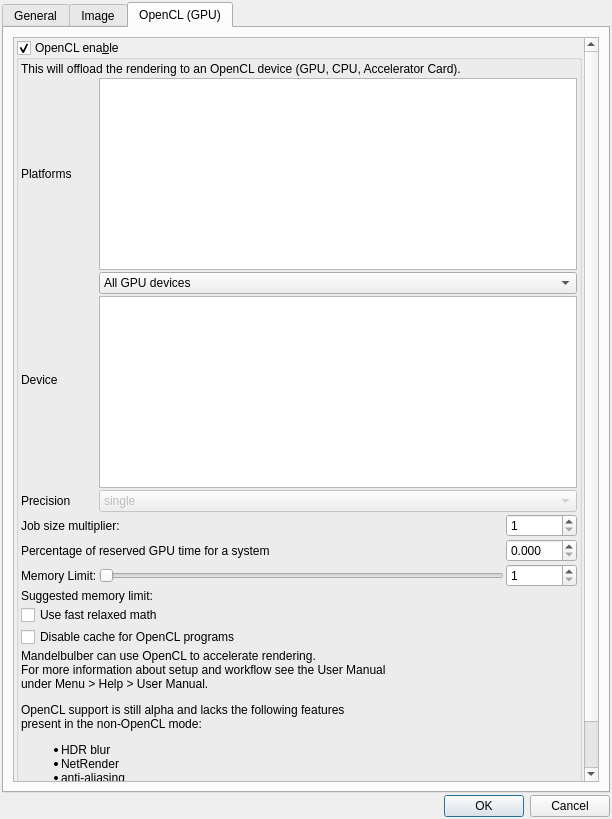
This is mandelbulber2/qt/preferences_dialog.ui in buddhi1980/mandelbulber2 as Qt 5 draws it before an edit. The edited form follows.
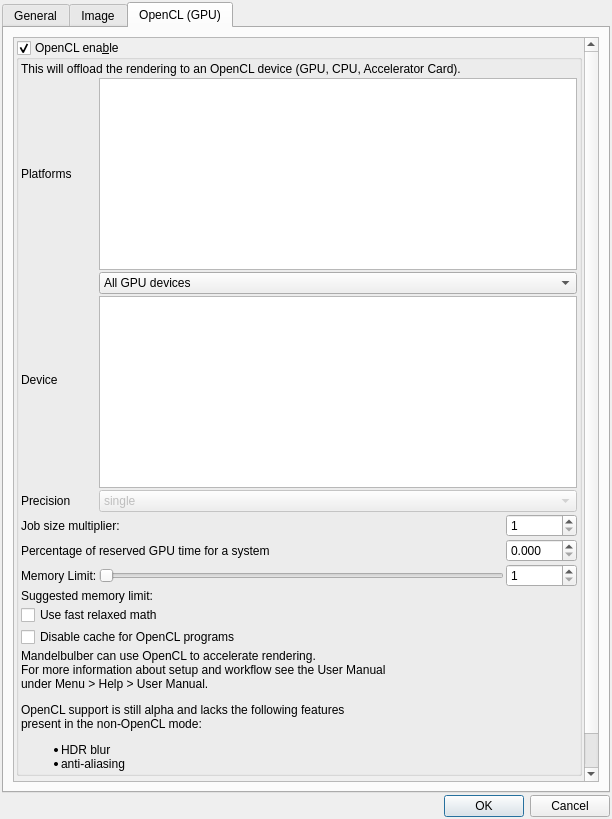
This is the edited form. The open tabs and pages were chosen to show the change. Icons and pictures are not drawn. Custom widgets are drawn as their Qt base class.

Commit message: Removed NetRender from list of not implemented OpenCL features in preferences window

The edit to the form file:
```diff
--- a/mandelbulber2/qt/preferences_dialog.ui
+++ b/mandelbulber2/qt/preferences_dialog.ui
@@ -1185,9 +1185,9 @@
           <property name="geometry">
            <rect>
             <x>0</x>
-            <y>0</y>
-            <width>565</width>
-            <height>769</height>
+            <y>-63</y>
+            <width>570</width>
+            <height>806</height>
            </rect>
           </property>
           <layout class="QVBoxLayout" name="verticalLayout_OpenCL">
@@ -1486,7 +1486,7 @@
               <item>
                <widget class="QLabel" name="label_explanation_opencl_missing_features">
                 <property name="text">
-                 <string>&lt;html&gt;&lt;head/&gt;&lt;body&gt;&lt;p&gt;Mandelbulber can use OpenCL to accelerate rendering.&lt;br/&gt;For more information about setup and workflow see the User Manual&lt;br/&gt;under Menu &amp;gt; Help &amp;gt; User Manual.&lt;/p&gt;&lt;p&gt;OpenCL support is still alpha and lacks the following features&lt;br/&gt;present in the non-OpenCL mode:&lt;/p&gt;&lt;ul style=&quot;margin-top: 0px; margin-bottom: 0px; margin-left: 0px; margin-right: 0px; -qt-list-indent: 1;&quot;&gt;&lt;li style=&quot; margin-top:0px; margin-bottom:0px; margin-left:0px; margin-right:0px; -qt-block-indent:0; text-indent:0px;&quot;&gt;HDR blur&lt;/li&gt;&lt;li style=&quot; margin-top:0px; margin-bottom:0px; margin-left:0px; margin-right:0px; -qt-block-indent:0; text-indent:0px;&quot;&gt;NetRender&lt;/li&gt;&lt;li style=&quot; margin-top:0px; margin-bottom:0px; margin-left:0px; margin-right:0px; -qt-block-indent:0; text-indent:0px;&quot;&gt;anti-aliasing&lt;/li&gt;&lt;/ul&gt;&lt;/body&gt;&lt;/html&gt;</string>
+                 <string>&lt;html&gt;&lt;head/&gt;&lt;body&gt;&lt;p&gt;Mandelbulber can use OpenCL to accelerate rendering.&lt;br/&gt;For more information about setup and workflow see the User Manual&lt;br/&gt;under Menu &amp;gt; Help &amp;gt; User Manual.&lt;/p&gt;&lt;p&gt;OpenCL support is still alpha and lacks the following features&lt;br/&gt;present in the non-OpenCL mode:&lt;/p&gt;&lt;ul style=&quot;margin-top: 0px; margin-bottom: 0px; margin-left: 0px; margin-right: 0px; -qt-list-indent: 1;&quot;&gt;&lt;li style=&quot; margin-top:0px; margin-bottom:0px; margin-left:0px; margin-right:0px; -qt-block-indent:0; text-indent:0px;&quot;&gt;HDR blur&lt;/li&gt;&lt;li style=&quot; margin-top:0px; margin-bottom:0px; margin-left:0px; margin-right:0px; -qt-block-indent:0; text-indent:0px;&quot;&gt;anti-aliasing&lt;/li&gt;&lt;/ul&gt;&lt;/body&gt;&lt;/html&gt;</string>
                 </property>
                 <property name="wordWrap">
                  <bool>true</bool>
```
Left out of the diff: 10 changed lines with no effect on the pictures. The commit also changes 1 other file.
